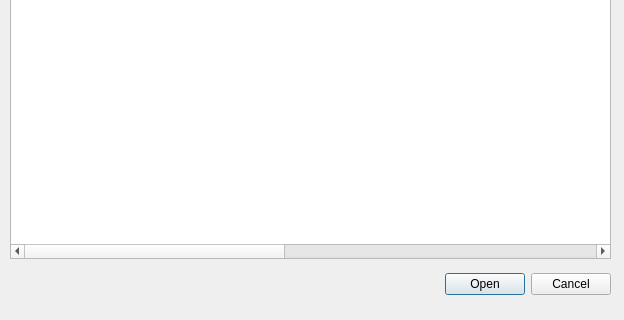
Old version of the form qt_ical/importwindow.ui in the repository MartenAlan/QT_iCalendar; both pictures show x 0 to 624 and y 172 to 492 of the 624 by 492 pixel window.
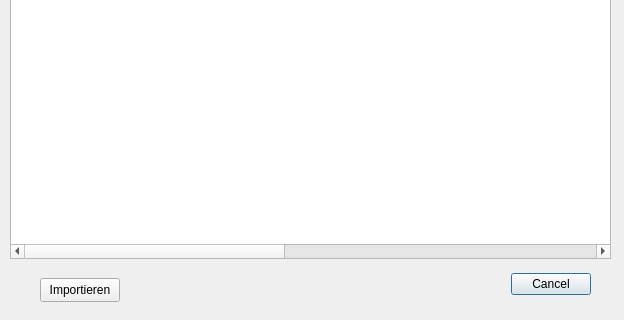
New version of the form.

Patch:
```diff
--- a/qt_ical/importwindow.ui
+++ b/qt_ical/importwindow.ui
@@ -16,9 +16,9 @@
   <widget class="QDialogButtonBox" name="buttonBox">
    <property name="geometry">
     <rect>
-     <x>280</x>
+     <x>480</x>
      <y>440</y>
-     <width>331</width>
+     <width>111</width>
      <height>32</height>
     </rect>
    </property>
@@ -26,7 +26,7 @@
     <enum>Qt::Horizontal</enum>
    </property>
    <property name="standardButtons">
-    <set>QDialogButtonBox::Cancel|QDialogButtonBox::Open</set>
+    <set>QDialogButtonBox::Cancel</set>
    </property>
   </widget>
   <widget class="QLabel" name="label">
@@ -141,6 +141,19 @@
     </property>
    </column>
   </widget>
+  <widget class="QPushButton" name="pushButton_ImportButton">
+   <property name="geometry">
+    <rect>
+     <x>40</x>
+     <y>450</y>
+     <width>80</width>
+     <height>24</height>
+    </rect>
+   </property>
+   <property name="text">
+    <string>Importieren</string>
+   </property>
+  </widget>
  </widget>
  <resources/>
  <connections>
```
